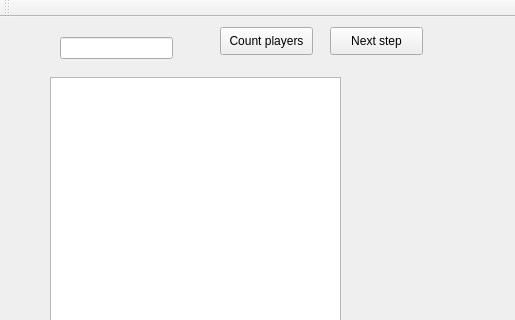
This is mainwindow.ui in pavllan90/Card-Game as Qt 5 draws it before an edit; both pictures show x 0 to 515 and y 0 to 320 of the 515 by 500 pixel window. The edited form follows.
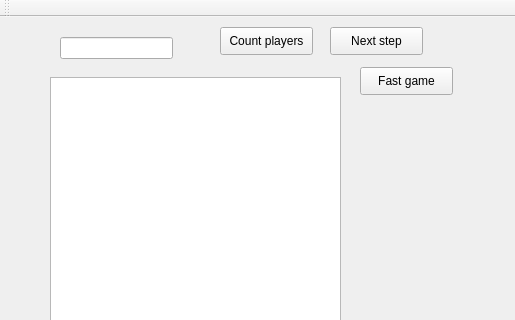
This is the edited form.

Diff of the .ui file:
```diff
--- a/mainwindow.ui
+++ b/mainwindow.ui
@@ -60,6 +60,19 @@
      <string>Next step</string>
     </property>
    </widget>
+   <widget class="QPushButton" name="pushButton_3">
+    <property name="geometry">
+     <rect>
+      <x>360</x>
+      <y>50</y>
+      <width>93</width>
+      <height>28</height>
+     </rect>
+    </property>
+    <property name="text">
+     <string>Fast game</string>
+    </property>
+   </widget>
   </widget>
   <widget class="QMenuBar" name="menuBar">
    <property name="geometry">
```
